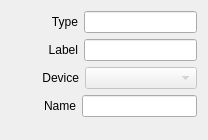
Before: the Qt Designer form Widgets/Inspector/InspectorMetadataWidget.ui in CasparCG/client, drawn with Qt 5.
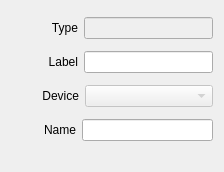
After: the same form once the commit is applied.

Commit message: Fixed issue #3, type field should not be selectable in the inspector.

```diff
--- a/Widgets/Inspector/InspectorMetadataWidget.ui
+++ b/Widgets/Inspector/InspectorMetadataWidget.ui
@@ -6,8 +6,8 @@
    <rect>
     <x>0</x>
     <y>0</y>
-    <width>208</width>
-    <height>140</height>
+    <width>224</width>
+    <height>172</height>
    </rect>
   </property>
   <property name="sizePolicy">
@@ -47,8 +47,8 @@
      </item>
      <item>
       <widget class="QLineEdit" name="lineEditType">
-       <property name="readOnly">
-        <bool>true</bool>
+       <property name="enabled">
+        <bool>false</bool>
        </property>
       </widget>
      </item>
```
